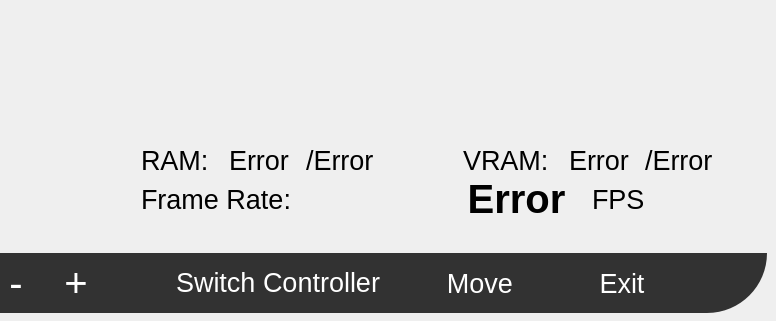
Trixxle/SeamenPerformanceOverlay, file src/userinterface/dashboardui.ui: the form before one commit; both pictures show x 545 to 1321 and y 349 to 670 of the 1321 by 670 pixel window.
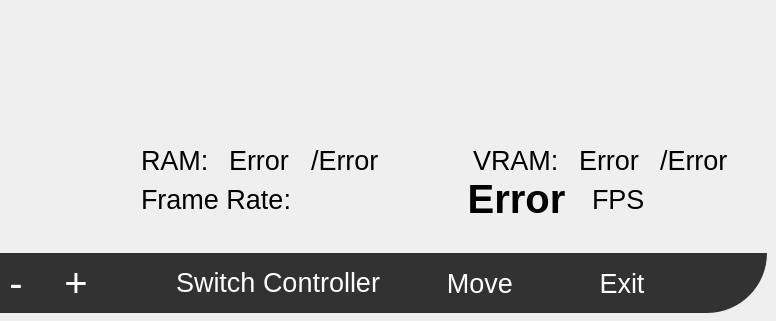
The form after the commit.

Commit message: Big fixes to fix the official steam release not autostarting. Also fixes the overlay resizing itself sometimes

Patch:
```diff
--- a/src/userinterface/dashboardui.ui
+++ b/src/userinterface/dashboardui.ui
@@ -723,22 +723,6 @@
           </property>
          </widget>
         </item>
-        <item>
-         <spacer name="horizontalSpacer_4">
-          <property name="orientation">
-           <enum>Qt::Orientation::Horizontal</enum>
-          </property>
-          <property name="sizeType">
-           <enum>QSizePolicy::Policy::Fixed</enum>
-          </property>
-          <property name="sizeHint" stdset="0">
-           <size>
-            <width>20</width>
-            <height>20</height>
-           </size>
-          </property>
-         </spacer>
-        </item>
        </layout>
       </item>
      </layout>
```
The commit also changes 1 other file.
